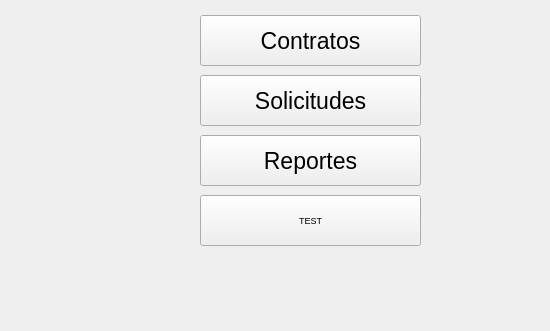
Old version of the form mainwindow.ui in the repository Jose-Cisneros/MoliTec; both pictures show x 0 to 550 and y 152 to 483 of the 635 by 483 pixel window.
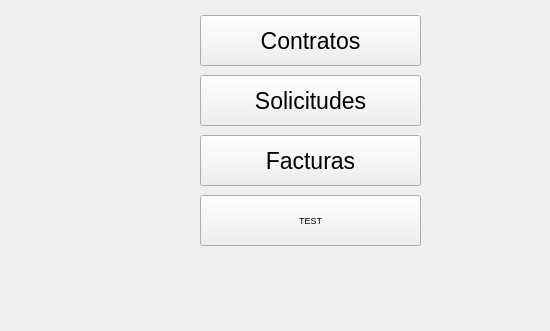
New version of the form.

What changed in the file:
```diff
--- a/mainwindow.ui
+++ b/mainwindow.ui
@@ -70,7 +70,7 @@
      </font>
     </property>
     <property name="text">
-     <string>Reportes</string>
+     <string>Facturas</string>
     </property>
    </widget>
    <widget class="QLabel" name="label">
```
Left out of the diff: 2 changed lines with no effect on the pictures.
